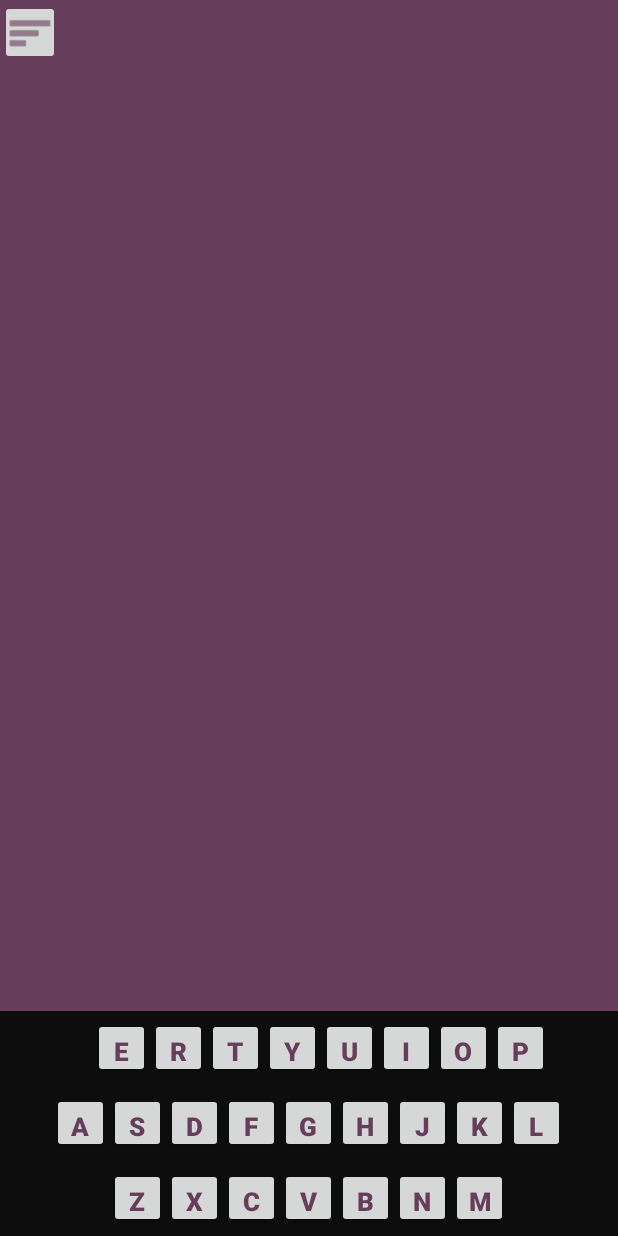
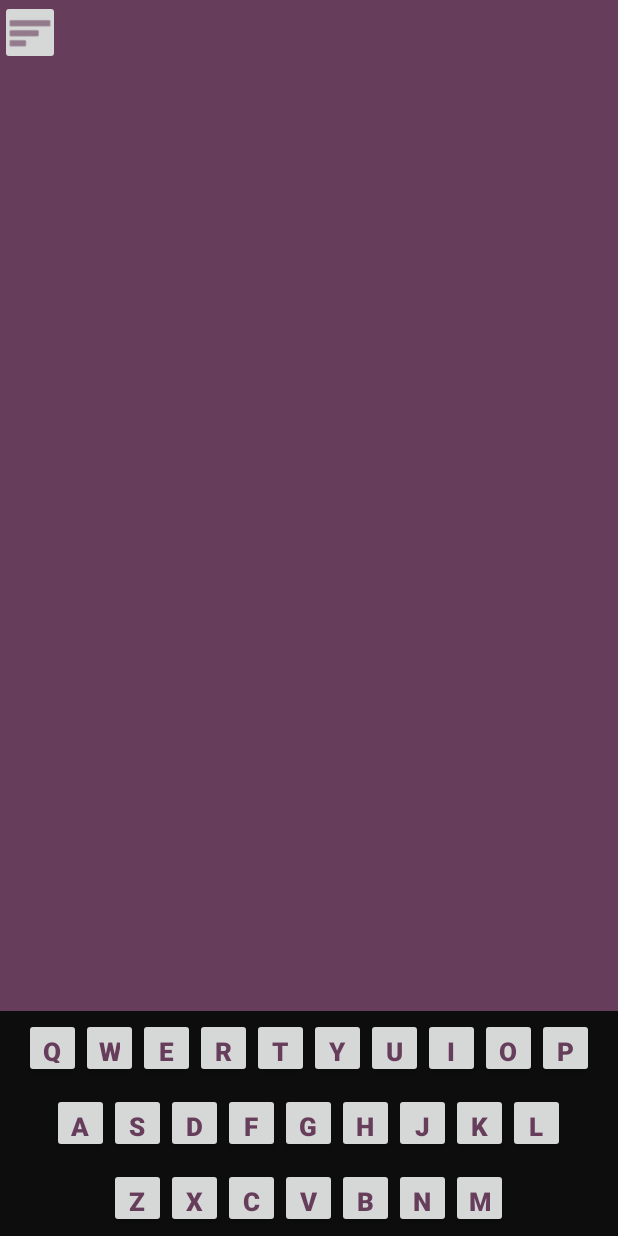
Before and after one commit to Jintze/Hangman-Team5-1, an Android app: the InGameMenu screen opened directly, with no data from a screen before it, on a phone screen of 412 x 824 dp. Run offline under Robolectric (Android 15) with nearby library versions, the phone set to English and light mode, and no system bars; 1 statement that could not run was skipped.

Commit message:
final push

```diff
--- a/app/src/main/java/com/example/nathanpelletier/hangman/Game.java
+++ b/app/src/main/java/com/example/nathanpelletier/hangman/Game.java
@@ -425,7 +425,7 @@ public class Game extends AppCompatActivity {
 
       //todo: get this sorted fatima plz
 
-      Intent endGameIntent = new Intent(Game.this, WinOrLose.class);
+      Intent endGameIntent = new Intent(Game.this, StoryModeInGame.class);
 
       endGameIntent.putExtra("Result", Result);
       endGameIntent.putExtra("WORD", CHOSEN_WORD);
--- a/app/src/main/res/layout-small/keyboard.xml
+++ b/app/src/main/res/layout-small/keyboard.xml
@@ -18,8 +18,8 @@
 
             <Button
                 android:id="@+id/LetterQ"
-                android:layout_width="@dimen/LetterButtonWidthXS"
-                android:layout_height="@dimen/LetterButtonHeightXS"
+                android:layout_width="@dimen/letterButtonWidthXS"
+                android:layout_height="@dimen/letterButtonHeightXS"
                 android:text="@string/q"
                 android:textSize="@dimen/LetterSizeXS"
                 android:textColor="@color/background"
--- a/app/src/main/res/layout-xlarge/keyboard.xml
+++ b/app/src/main/res/layout-xlarge/keyboard.xml
@@ -18,8 +18,8 @@
 
             <Button
                 android:id="@+id/LetterQ"
-                android:layout_width="@dimen/LetterButtonWidthXL"
-                android:layout_height="@dimen/LetterButtonHeightXL"
+                android:layout_width="@dimen/letterButtonWidthXL"
+                android:layout_height="@dimen/letterButtonHeightXL"
                 android:text="@string/q"
                 android:textSize="@dimen/LetterSizeXL"
                 android:textColor="@color/background"
--- a/app/src/main/res/layout/keyboard.xml
+++ b/app/src/main/res/layout/keyboard.xml
@@ -18,8 +18,8 @@
 
             <Button
                 android:id="@+id/LetterQ"
-                android:layout_width="@dimen/LetterButtonWidth"
-                android:layout_height="@dimen/KetterButtonHeight"
+                android:layout_width="@dimen/letterButtonWidth"
+                android:layout_height="@dimen/letterButtonHeight"
                 android:text="@string/q"
                 android:textSize="@dimen/ButtonsTextSize"
                 android:textColor="@color/background"
@@ -27,8 +27,8 @@
                 />
             <Button
                 android:id="@+id/LetterW"
-                android:layout_width="@dimen/LetterButtonWidth"
-                android:layout_height="@dimen/LetterButtonHeight"
+                android:layout_width="@dimen/letterButtonWidth"
+                android:layout_height="@dimen/letterButtonHeight"
                 android:text="@string/w"
                 android:textSize="@dimen/ButtonsTextSize"
                 android:textColor="@color/background"
--- a/app/src/main/res/layout/storymodeingame.xml
+++ b/app/src/main/res/layout/storymodeingame.xml
@@ -140,7 +140,7 @@
     <ImageView
         android:layout_width="@dimen/TreasureScreenW"
         android:layout_height="@dimen/TreasureScreenH"
-        android:background="@drawable/Treasure"/>
+        android:background="@drawable/treasure"/>
   </LinearLayout>
 
   <LinearLayout
--- a/app/src/main/res/values/strings.xml
+++ b/app/src/main/res/values/strings.xml
@@ -17,7 +17,7 @@
     <string name="Week">Week:</string>
     <string name="CurrentBalance">Current Balance:</string>
     <string name="PreviousBalance">Previous Balance:</string>
-    <string name="ProgressButton">Progress + 1</string>
+    <string name="ProgressButton">+1 Progress</string>
     <string name="BalanceButton">Balance</string>
 
 
```
Also changed, not shown: app/src/main/AndroidManifest.xml (+15 -6 lines), app/src/main/java/com/example/nathanpelletier/hangman/AndroidSaveState/SaveState.java (+40 -12 lines), app/src/main/java/com/example/nathanpelletier/hangman/StoryModeInGame.java (+126 -0 lines).
